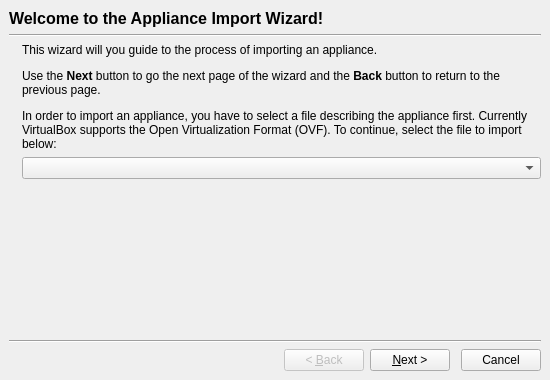
First picture: the form in vbox/src/VBox/Frontends/VirtualBox/ui/VBoxImportApplianceWzd.ui, repository jljuxgm/vboxgit, before the edit.
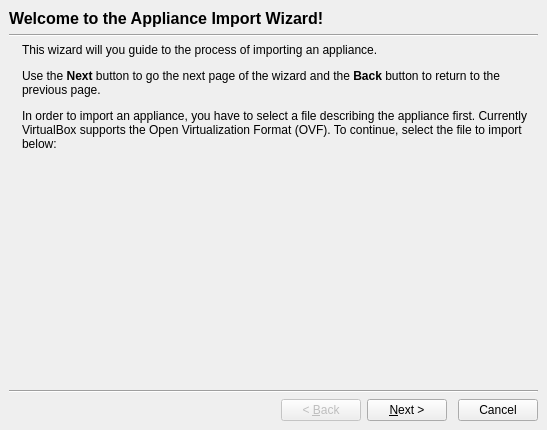
Second picture: the form after the edit. The open tabs and pages were chosen to show the change. Icons and pictures are not drawn. Custom widgets are drawn as their Qt base class.

```diff
--- a/vbox/src/VBox/Frontends/VirtualBox/ui/VBoxImportApplianceWzd.ui
+++ b/vbox/src/VBox/Frontends/VirtualBox/ui/VBoxImportApplianceWzd.ui
@@ -23,8 +23,8 @@
    <rect>
     <x>0</x>
     <y>0</y>
-    <width>550</width>
-    <height>380</height>
+    <width>547</width>
+    <height>430</height>
    </rect>
   </property>
   <property name="windowTitle">
@@ -115,6 +115,9 @@
            </property>
           </widget>
          </item>
+         <item row="1" column="1">
+          <widget class="VBoxEmptyFileSelector" name="mFileSelector" native="true"/>
+         </item>
          <item row="2" column="1">
           <spacer name="spacer">
            <property name="orientation">
@@ -122,15 +125,12 @@
            </property>
            <property name="sizeHint" stdset="0">
             <size>
-             <width>408</width>
-             <height>258</height>
+             <width>406</width>
+             <height>68</height>
             </size>
            </property>
           </spacer>
          </item>
-         <item row="1" column="1">
-          <widget class="VBoxFilePathSelectorWidget" name="mFileSelector"/>
-         </item>
         </layout>
        </item>
        <item>
@@ -376,17 +376,18 @@
    <extends>QLabel</extends>
    <header>QILabel.h</header>
   </customwidget>
-  <customwidget>
-   <class>VBoxFilePathSelectorWidget</class>
-   <extends>QComboBox</extends>
-   <header>VBoxFilePathSelectorWidget.h</header>
-  </customwidget>
   <customwidget>
    <class>VBoxImportApplianceWgt</class>
    <extends>QWidget</extends>
    <header>VBoxImportApplianceWgt.h</header>
    <container>1</container>
   </customwidget>
+  <customwidget>
+   <class>VBoxEmptyFileSelector</class>
+   <extends>QWidget</extends>
+   <header>VBoxFilePathSelectorWidget.h</header>
+   <container>1</container>
+  </customwidget>
  </customwidgets>
  <resources>
   <include location="../VirtualBox.qrc"/>
```
Left out of the diff: 2 changed lines with no effect on the pictures.
